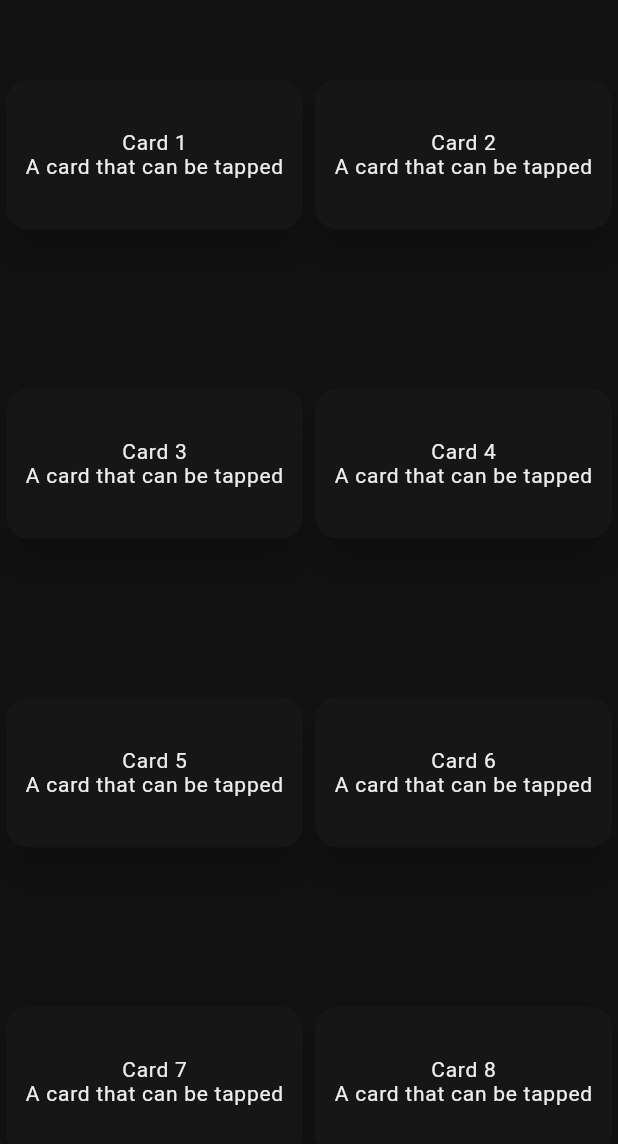
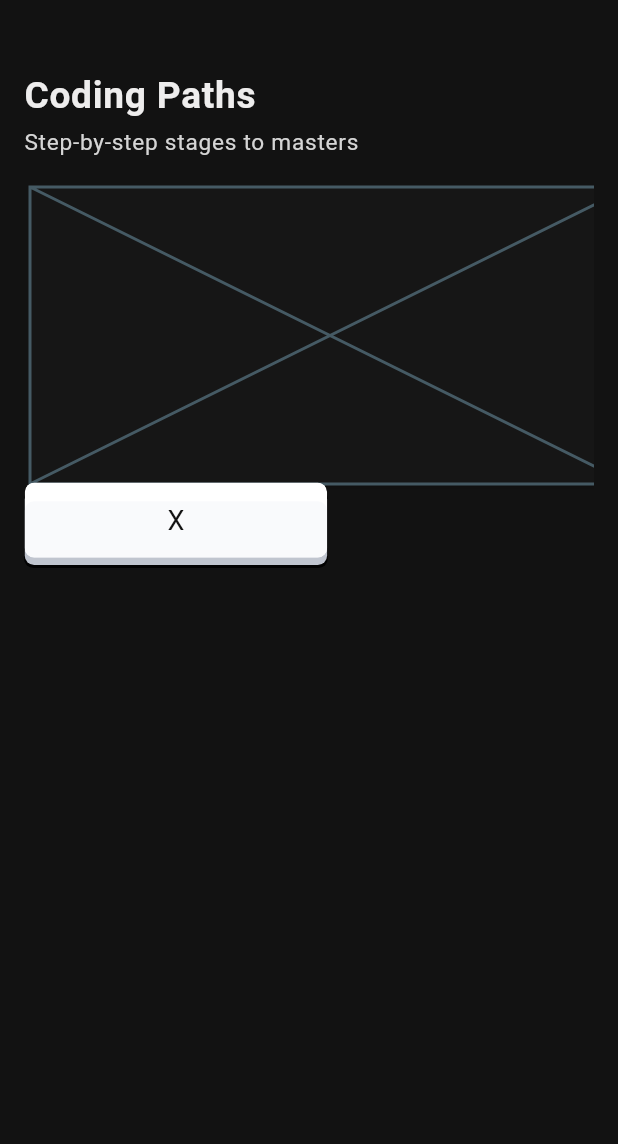
Before and after one commit to yatendra2001/memlearn, a Flutter app: the HomePage screen opened directly, on a phone screen of 412 x 824 dp. Shown: the top 1144 px of the screen. Run offline on Flutter 3.47's test engine with Material 2 defaults, Android fonts, the phone set to English and light mode, and no system bars; our stand-ins replace flutter_dotenv, lottie, sizer, supabase_flutter; missing offline and left inert: neopop; accounts and stored records are empty; generated files the repository leaves out were written again; Roboto replaces fonts that are missing (Gameplay, Gilroy-SemiBold).

Commit message:
feat: pop button

```diff
--- a/lib/src/auth/view/auth_page.dart
+++ b/lib/src/auth/view/auth_page.dart
@@ -91,7 +91,7 @@ class _AuthPageState extends State<AuthPage> {
                 ),
               ),
             ),
-            SizedBox(height: 1.h),
+            SizedBox(height: 2.h),
             TextField(
               controller: _passwordController,
               obscureText: true,
@@ -119,18 +119,17 @@ class _AuthPageState extends State<AuthPage> {
               color: AppColorTheme.kColorWhiteText,
               onTapUp: () async {
                 HapticFeedback.vibrate();
-                // if (_isLogin) {
-                //   await authRepo.signInWithEmailPassword(
-                //       email: _emailController.text,
-                //       password: _passwordController.text);
-                //   authRepo.createAndUploadKeypair(
-                //       email: _emailController.text);
-                // } else {
-                //   await authRepo.signUpWithEmailPassword(
-                //     email: _emailController.text,
-                //     password: _passwordController.text,
-                //   );
-                // }
+                if (_isLogin) {
+                  await authRepo.signInWithEmailPassword(
+                      email: _emailController.text,
+                      password: _passwordController.text);
+                  authRepo.createAndUploadKeypair(email: _emailController.text);
+                } else {
+                  await authRepo.signUpWithEmailPassword(
+                    email: _emailController.text,
+                    password: _passwordController.text,
+                  );
+                }
               },
               onTapDown: () => HapticFeedback.vibrate(),
               child: Padding(
--- /dev/null
+++ b/lib/src/bottom_nav_bar/view/home_page.dart
@@ -0,0 +1,72 @@
+import 'package:flutter/material.dart';
+import 'package:memlearn/src/utils/theme_constants.dart';
+import 'package:memlearn/src/widgets/pop_button.dart';
+import 'package:sizer/sizer.dart';
+
+class HomePage extends StatelessWidget {
+  static const routeName = '/home-page';
+  const HomePage({super.key});
+
+  @override
+  Widget build(BuildContext context) {
+    // Supabase.instance.client.auth.signOut();
+    return Scaffold(
+        body: SafeArea(
+      child: Padding(
+        padding: const EdgeInsets.all(16.0),
+        child: Column(
+          crossAxisAlignment: CrossAxisAlignment.start,
+          children: [
+            SizedBox(height: 4.h),
+            Text(
+              "Coding Paths",
+              style: TextStyle(
+                  color: AppColorTheme.kColorWhiteText,
+                  fontSize: 18.sp,
+                  fontWeight: FontWeight.w700),
+            ),
+            SizedBox(height: 1.h),
+            Text(
+              "Step-by-step stages to masters",
+              style: TextStyle(
+                color: AppColorTheme.kColorWhiteGrey,
+                fontSize: 11.sp,
+              ),
+            ),
+            SizedBox(height: 2.h),
+            SizedBox(
+              height: 25.h,
+              child: ListView(
+                children: [
+                  Card(
+                    child: Placeholder(),
+                  )
+                ],
+                scrollDirection: Axis.horizontal,
+              ),
+            ),
+            PopButton(
+              size: 25,
+              color: AppColorTheme.kColorNotWhite,
+              onPressed: () {
+                // Navigator.of(context).pop();
+              },
+              child: Padding(
+                padding: EdgeInsets.symmetric(vertical: 1.h, horizontal: 20.w),
+                child: Text(
+                  "X",
+                  textAlign: TextAlign.center,
+                  style: TextStyle(
+                    color: AppColorTheme.kColorNotBlack,
+                    fontSize: 18,
+                    fontFamily: 'Gameplay',
+                  ),
+                ),
+              ),
+            ),
+          ],
+        ),
+      ),
+    ));
+  }
+}
--- a/lib/src/home/view/home_page.dart
+++ /dev/null
@@ -1,44 +0,0 @@
-import 'package:flutter/material.dart';
-import 'package:supabase_flutter/supabase_flutter.dart';
-
-class HomePage extends StatelessWidget {
-  static const routeName = '/home-page';
-  const HomePage({super.key});
-
-  @override
-  Widget build(BuildContext context) {
-    // Supabase.instance.client.auth.signOut();
-    return Scaffold(
-      body: GridView.count(
-        crossAxisCount: 2,
-        children: List.generate(10, (index) {
-          return Center(
-            child: Card(
-              shape: RoundedRectangleBorder(
-                borderRadius: BorderRadius.circular(15.0),
-              ),
-              elevation: 10,
-              child: InkWell(
-                splashColor: Colors.blue.withAlpha(30),
-                onTap: () {
-                  print('Card tapped.');
-                },
-                child: Container(
-                  width: 300,
-                  height: 100,
-                  child: Column(
-                    mainAxisAlignment: MainAxisAlignment.center,
-                    children: <Widget>[
-                      Text('Card ${index + 1}'),
-                      Text('A card that can be tapped'),
-                    ],
-                  ),
-                ),
-              ),
-            ),
-          );
-        }),
-      ),
-    );
-  }
-}
--- a/lib/src/splash/view/splash_page.dart
+++ b/lib/src/splash/view/splash_page.dart
@@ -7,7 +7,7 @@ class SplashPage extends StatefulWidget {
   const SplashPage({super.key});
 
   @override
-  _SplashPageState createState() => _SplashPageState();
+  State<SplashPage> createState() => _SplashPageState();
 }
 
 class _SplashPageState extends State<SplashPage> {
--- /dev/null
+++ b/lib/src/widgets/pop_button.dart
@@ -0,0 +1,201 @@
+import 'package:flutter/material.dart';
+
+class PopButton extends StatefulWidget {
+  const PopButton({
+    Key? key,
+    required this.child,
+    required this.size,
+    required this.color,
+    this.duration = const Duration(milliseconds: 160),
+    required this.onPressed,
+  }) : super(key: key);
+
+  final Widget child;
+  final Color color;
+  final Duration duration;
+  final VoidCallback onPressed;
+
+  final double size;
+
+  @override
+  State<PopButton> createState() => _PopButtonState();
+}
+
+class _PopButtonState extends State<PopButton> with TickerProviderStateMixin {
+  late AnimationController _animationController;
+  late Animation<double> _pressedAnimation;
+
+  late TickerFuture _downTicker;
+
+  double get buttonDepth => widget.size * 0.2;
+
+  void _setupAnimation() {
+    if (_animationController != null) {
+      _animationController.stop();
+      final oldControllerValue = _animationController.value ?? 0.0;
+      _animationController.dispose();
+    }
+    _animationController = AnimationController(
+      duration: Duration(microseconds: widget.duration.inMicroseconds ~/ 2),
+      vsync: this,
+    );
+    _pressedAnimation = Tween<double>(begin: -buttonDepth, end: 0.0).animate(
+      CurvedAnimation(parent: _animationController, curve: Curves.easeInOut),
+    );
+  }
+
+  @override
+  void initState() {
+    super.initState();
+    _animationController = AnimationController(
+      duration: Duration(microseconds: widget.duration.inMicroseconds ~/ 2),
+      vsync: this,
+    );
+    _setupAnimation();
+  }
+
+  @override
+  void didUpdateWidget(PopButton oldWidget) {
+    super.didUpdateWidget(oldWidget);
+    if (oldWidget.duration != widget.duration) {
+      _setupAnimation();
+    }
+  }
+
+  @override
+  void didChangeDependencies() {
+    super.didChangeDependencies();
+    _setupAnimation();
+  }
+
+  @override
+  void dispose() {
+    _animationController.dispose();
+    super.dispose();
+  }
+
+  void _onTapDown(_) {
+    if (widget.onPressed != null) {
+      _downTicker = _animationController.animateTo(1.0);
+    }
+  }
+
+  void _onTapUp(_) {
+    if (widget.onPressed != null) {
+      _downTicker.whenComplete(() {
+        _animationController.animateTo(0.0);
+        widget.onPressed?.call();
+      });
+    }
+  }
+
+  void _onTapCancel() {
+    if (widget.onPressed != null) {
+      _animationController.reset();
+    }
+  }
+
+  @override
+  Widget build(BuildContext context) {
+    final vertPadding = widget.size * 0.25;
+    final horzPadding = widget.size * 0.50;
+    final radius = BorderRadius.circular(horzPadding * 0.5);
+
+    return Container(
+      padding: widget.onPressed != null
+          ? const EdgeInsets.only(bottom: 2, left: 0.5, right: 0.5)
+          : null,
+      decoration: BoxDecoration(
+        color: Colors.black87,
+        borderRadius: radius,
+      ),
+      child: GestureDetector(
+        onTapDown: _onTapDown,
+        onTapUp: _onTapUp,
+        onTapCancel: _onTapCancel,
+        child: IntrinsicWidth(
+          child: IntrinsicHeight(
+            child: Stack(
+              children: <Widget>[
+                Container(
+                  decoration: BoxDecoration(
+                    color: _hslRelativeColor(s: -0.20, l: -0.20),
+                    borderRadius: radius,
+                  ),
+                ),
+                AnimatedBuilder(
+                  animation: _pressedAnimation,
+                  builder: (context, child) {
+                    return Transform.translate(
+                      offset: Offset(0.0, _pressedAnimation.value),
+                      child: child,
+                    );
+                  },
+                  child: Stack(
+                    // overflow: Overflow.visible,
+                    children: <Widget>[
+                      ClipRRect(
+                        borderRadius: radius,
+                        child: Stack(
+                          children: <Widget>[
+                            DecoratedBox(
+                              decoration: BoxDecoration(
+                                color: _hslRelativeColor(l: 0.06),
+                                borderRadius: radius,
+                              ),
+                              child: const SizedBox.expand(),
+                            ),
+                            Transform.translate(
+                              offset: Offset(0.0, vertPadding * 2),
+                              child: DecoratedBox(
+                                decoration: BoxDecoration(
+                                  color: _hslRelativeColor(),
+                                  borderRadius: radius,
+                                ),
+                                child: const SizedBox.expand(),
+                              ),
+                            ),
+                          ],
+                        ),
+                      ),
+                      Padding(
+                        padding: EdgeInsets.symmetric(
+                          vertical: vertPadding,
+                          horizontal: horzPadding,
+                        ),
+                        child: widget.child,
+                      )
+                    ],
+                  ),
+                ),
+              ],
+            ),
+          ),
+        ),
+      ),
+    );
+  }
+
+  Color _hslRelativeColor({double h = 0.0, s = 0.0, l = 0.0}) {
+    final hslColor = HSLColor.fromColor(widget.color);
+    h = (hslColor.hue + h).clamp(0.0, 360.0);
+    s = (hslColor.saturation + s).clamp(0.0, 1.0);
+    l = (hslColor.lightness + l).clamp(0.0, 1.0);
+    return HSLColor.fromAHSL(hslColor.alpha, h, s, l).toColor();
+  }
+}
+
+// USAGE - Fancy Button
+
+// Simple Text - Non Clickable
+
+// PopButton(
+//     child: Text(
+//        "Your Amazing Text",
+//        style: Utils.textStyle(18.0),
+//        ),
+//     size: 18,
+//     color: const Color(0xFFCA3034),
+// ),
+
+// Complex Button - Clickable
```
Also changed, not shown: lib/src/bottom_nav_bar/bottom_nav_bar.dart (added).
